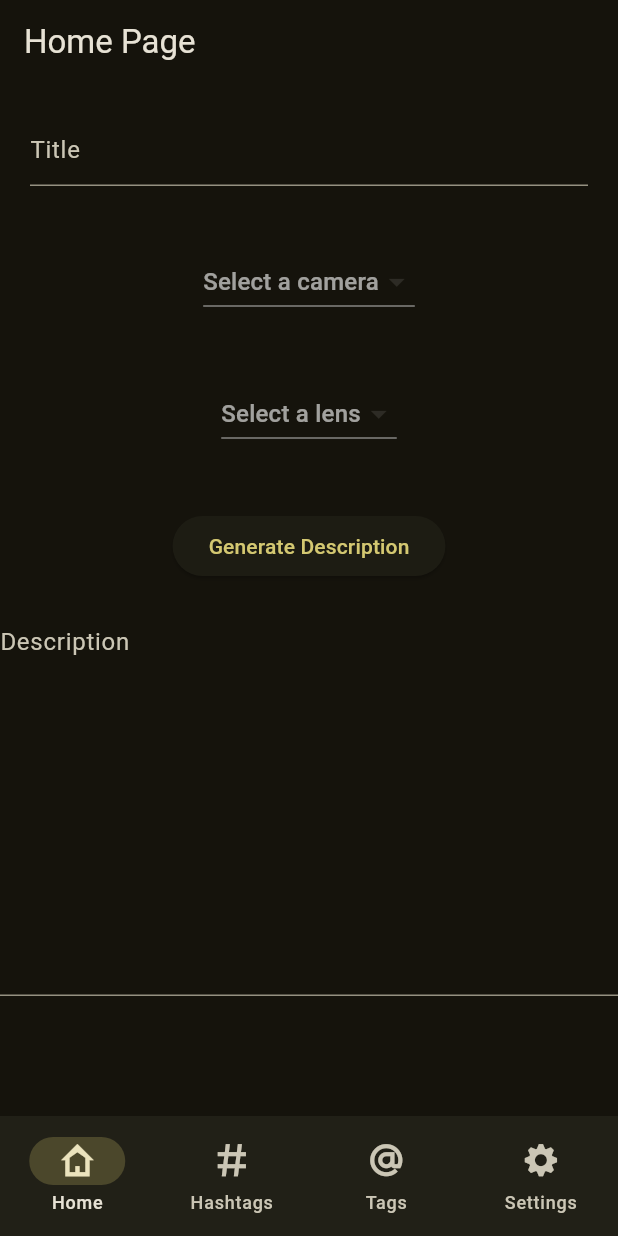
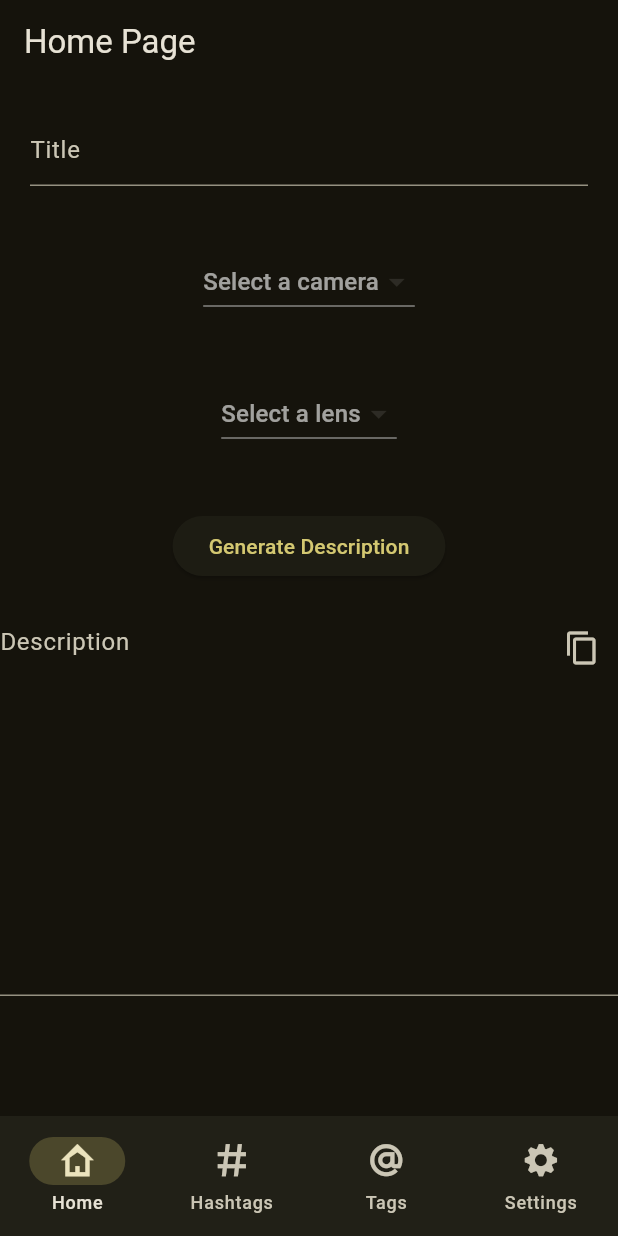
Before and after one commit to karol-at/instagram_description_generator, a Flutter app: the screen it shows after launch, on a phone screen of 412 x 824 dp. Run offline on Flutter 3.47's test engine with Material 3 defaults, Android fonts, the phone set to English and light mode, and no system bars.

Commit message:
feat: add description copy button

```diff
--- a/lib/Pages/main_page.dart
+++ b/lib/Pages/main_page.dart
@@ -3,6 +3,7 @@ library main_page;
 import 'package:flutter/material.dart';
 import 'package:instagram_description_generator/Utils/appstate.dart';
 import 'package:provider/provider.dart';
+import 'package:flutter/services.dart';
 
 class HomePage extends StatefulWidget {
   final int dropdownValue = 0;
@@ -30,7 +31,7 @@ class _HomePageState extends State<HomePage> {
               Padding(
                 padding: const EdgeInsets.all(20),
                 child: TextField(
-                  controller: titleController,
+                  controller: state.titleController,
                   decoration: const InputDecoration(
                     hintText: 'Title'
 
@@ -84,13 +85,32 @@ class _HomePageState extends State<HomePage> {
                 ),
               ),
               Expanded(
-                child: TextField(
+                child: Stack(
+                  children: [
+
+                    TextField(
                       controller: TextEditingController(text: state.descriptionCreator.description),
                       maxLines: 10,
                       readOnly: true,
                       decoration: const InputDecoration(
                         hintText: 'Description',
                       ),
+                    ),
+                    Align(
+                      alignment: Alignment.topRight,
+                      child: IconButton(
+                        onPressed: () {
+                          Clipboard.setData(ClipboardData(text: state.descriptionCreator.description));
+                          ScaffoldMessenger.of(context).showSnackBar(
+                            const SnackBar(
+                              content: Text('Description copied to clipboard'),
+                            ),
+                          );
+                        },
+                        icon: const Icon(Icons.copy),
+                      ),
+                      ),
+                  ],
                 ),
               )
             ],
```
Lines whose indentation alone changed are shown as unchanged.
